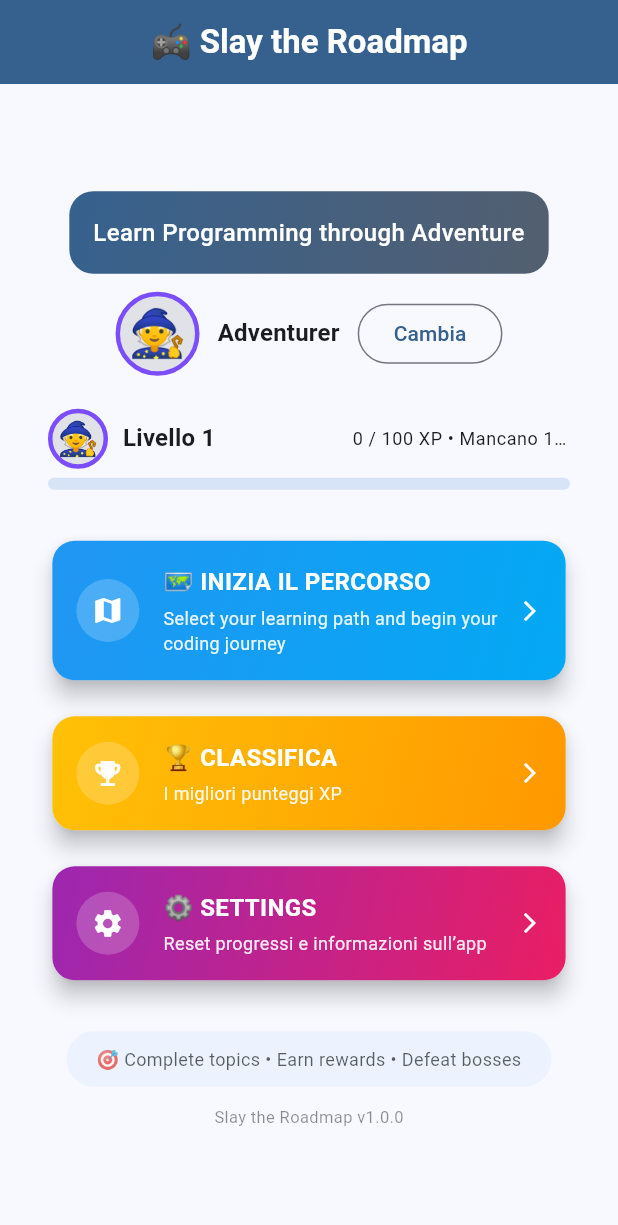
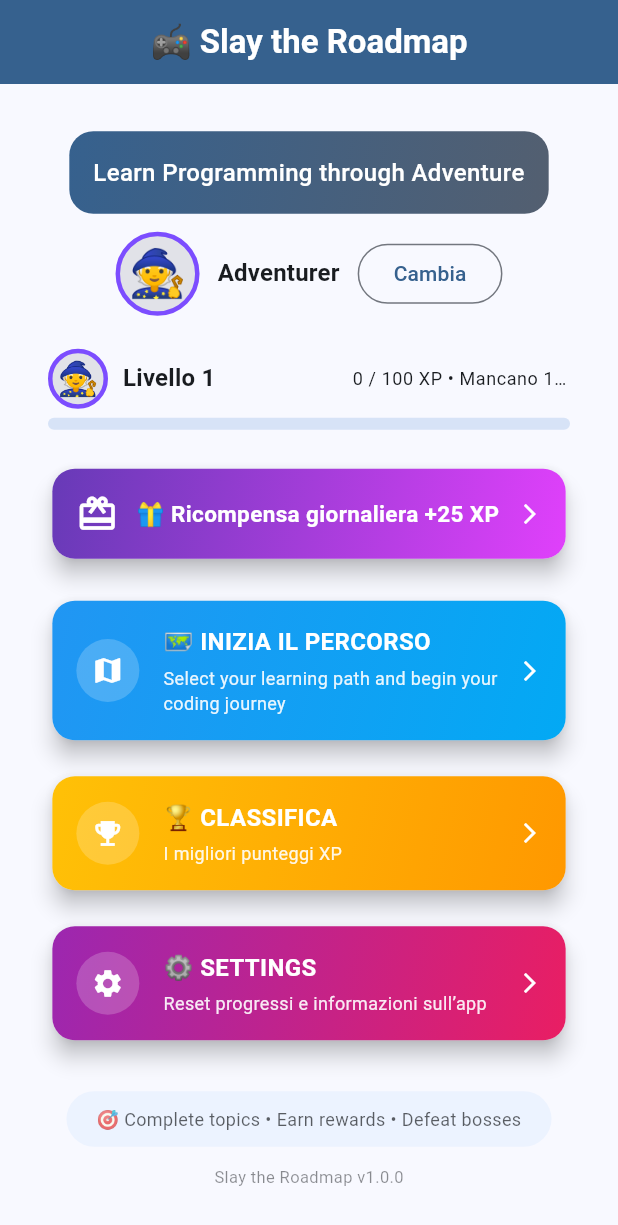
Before and after one commit to Ago95Dev/slay_the_roadmap, a Flutter app: the screen it shows after launch, on a phone screen of 412 x 824 dp. Shown: the top 1225 px of the screen. Run offline on Flutter 3.47's test engine with Material 3 defaults, Android fonts, the phone set to English and light mode, and no system bars; our stand-ins replace equatable, shared_preferences.

Commit message:
[Fase 1B/E] Daily reward +25 XP una-tantum e piano Fase 1B chiusa
Contesto: gap CD6 — nessun incentivo al ritorno giornaliero.
Cosa implementa: lastDailyClaim persistito, claimDailyReward +25 XP una volta al giorno, banner Home con conferma; piano aggiornato (Fase 1B A-E chiusa).
Verifica: flutter analyze 0 error, flutter test 173/173 verdi, flutter build linux ok.
Prossimo: F10 (profili locali + login/registrazione).

```diff
--- a/lib/domain/models/player_progress.dart
+++ b/lib/domain/models/player_progress.dart
@@ -51,6 +51,11 @@ class PlayerProgress extends Equatable {
   /// Titolo attivo (Fase 1B-B, default '', persistito): ultimo titolo
   /// di capitolo vinto (niente scelta multipla). '' = nessun titolo.
   final String activeTitle;
+
+  /// Ultimo claim della ricompensa giornaliera (Fase 1B-E, default '',
+  /// persistito): data `yyyy-MM-dd` dell'ultimo claim, '' = mai riscattata.
+  /// I save vecchi senza questo campo ripartono da '' (claim disponibile).
+  final String lastDailyClaim;
 
   /// Icone avatar tra cui scegliere (emoji semplici, tema fantasy).
   static const List<String> avatarIcons = ['🧙', '🦊', '🤖'];
@@ -129,6 +134,7 @@ class PlayerProgress extends Equatable {
     this.avatarIconIndex = 0,
     this.avatarFrameIndex = 0,
     this.activeTitle = '',
+    this.lastDailyClaim = '',
   });
 
   factory PlayerProgress.initial() {
@@ -190,6 +196,7 @@ class PlayerProgress extends Equatable {
     int? avatarIconIndex,
     int? avatarFrameIndex,
     String? activeTitle,
+    String? lastDailyClaim,
   }) {
     return PlayerProgress(
       playerId: playerId ?? this.playerId,
@@ -209,6 +216,7 @@ class PlayerProgress extends Equatable {
       avatarIconIndex: avatarIconIndex ?? this.avatarIconIndex,
       avatarFrameIndex: avatarFrameIndex ?? this.avatarFrameIndex,
       activeTitle: activeTitle ?? this.activeTitle,
+      lastDailyClaim: lastDailyClaim ?? this.lastDailyClaim,
     );
   }
 
@@ -234,6 +242,7 @@ class PlayerProgress extends Equatable {
       'avatarIconIndex': avatarIconIndex,
       'avatarFrameIndex': avatarFrameIndex,
       'activeTitle': activeTitle,
+      'lastDailyClaim': lastDailyClaim,
     };
   }
 
@@ -266,6 +275,8 @@ class PlayerProgress extends Equatable {
       avatarIconIndex: (json['avatarIconIndex'] as num?)?.toInt() ?? 0,
       avatarFrameIndex: (json['avatarFrameIndex'] as num?)?.toInt() ?? 0,
       activeTitle: (json['activeTitle'] as String?) ?? '',
+      // Fase 1B-E: default '' per i save vecchi (claim disponibile).
+      lastDailyClaim: (json['lastDailyClaim'] as String?) ?? '',
     );
   }
 
@@ -407,5 +418,6 @@ class PlayerProgress extends Equatable {
     avatarIconIndex,
     avatarFrameIndex,
     activeTitle,
+    lastDailyClaim,
   ];
 }
--- a/lib/ui/screens/home_screen.dart
+++ b/lib/ui/screens/home_screen.dart
@@ -52,6 +52,10 @@ class HomeScreen extends StatelessWidget {
                 PlayerHud(
                   progress: context.watch<PlayerViewModel>().progress,
                 ),
+                const SizedBox(height: 12),
+
+                // Ricompensa giornaliera (Fase 1B-E): solo se disponibile.
+                _buildDailyRewardBanner(context),
                 const SizedBox(height: 20),
 
                 // Menu Cards Column
@@ -129,6 +133,74 @@ class HomeScreen extends StatelessWidget {
           child: const Text('Cambia'),
         ),
       ],
+    );
+  }
+
+  /// Banner ricompensa giornaliera (Fase 1B-E, locale): visibile solo se
+  /// il claim di oggi è disponibile. Tap = claim + SnackBar di conferma.
+  Widget _buildDailyRewardBanner(BuildContext context) {
+    final playerVm = context.watch<PlayerViewModel>();
+    if (!playerVm.isDailyRewardAvailable) return const SizedBox.shrink();
+    final screenWidth = MediaQuery.of(context).size.width;
+    final cardWidth = screenWidth > 600 ? 400.0 : screenWidth * 0.85;
+    return SizedBox(
+      width: cardWidth,
+      child: Card(
+        key: const Key('home_daily_reward'),
+        elevation: 6,
+        shape: RoundedRectangleBorder(
+          borderRadius: BorderRadius.circular(15),
+        ),
+        child: InkWell(
+          key: const Key('home_daily_reward_tap'),
+          borderRadius: BorderRadius.circular(15),
+          onTap: () {
+            final claimed = context.read<PlayerViewModel>().claimDailyReward();
+            if (!context.mounted) return;
+            ScaffoldMessenger.of(context).showSnackBar(
+              SnackBar(
+                content: Text(
+                  claimed
+                      ? '🎁 Ricompensa riscattata! +${PlayerViewModel.dailyRewardXp} XP'
+                      : 'Già riscattata oggi, torna domani!',
+                ),
+              ),
+            );
+          },
+          child: Container(
+            padding: const EdgeInsets.all(16),
+            decoration: BoxDecoration(
+              gradient: const LinearGradient(
+                colors: [Colors.deepPurple, Colors.purpleAccent],
+                begin: Alignment.topLeft,
+                end: Alignment.bottomRight,
+              ),
+              borderRadius: BorderRadius.circular(15),
+            ),
+            child: const Row(
+              children: [
+                Icon(Icons.card_giftcard, color: Colors.white, size: 28),
+                SizedBox(width: 12),
+                Expanded(
+                  child: Text(
+                    '🎁 Ricompensa giornaliera +25 XP',
+                    style: TextStyle(
+                      color: Colors.white,
+                      fontWeight: FontWeight.bold,
+                      fontSize: 15,
+                    ),
+                  ),
+                ),
+                Icon(
+                  Icons.arrow_forward_ios,
+                  color: Colors.white,
+                  size: 16,
+                ),
+              ],
+            ),
+          ),
+        ),
+      ),
     );
   }
 
--- a/lib/ui/view_models/player_view_model.dart
+++ b/lib/ui/view_models/player_view_model.dart
@@ -18,6 +18,16 @@ import '../../domain/models/reward.dart';
 /// Se [persistence] è fornita, ogni mutazione viene salvata in automatico
 /// (fire-and-forget); [load]/[wipe] gestiscono restore e reset manuale.
 class PlayerViewModel with ChangeNotifier {
+  /// XP del bonus giornaliero (Fase 1B-E, locale, una-tantum al giorno).
+  static const int dailyRewardXp = 25;
+
+  /// Data odierna in formato `yyyy-MM-dd` (zero-padded, ora locale).
+  static String dailyDateString(DateTime date) {
+    final m = date.month.toString().padLeft(2, '0');
+    final d = date.day.toString().padLeft(2, '0');
+    return '${date.year}-$m-$d';
+  }
+
   final PersistenceRepository? _persistence;
   PlayerProgress _progress;
   final Set<String> _claimedRewardTopics = {};
@@ -279,6 +289,26 @@ class PlayerViewModel with ChangeNotifier {
     notifyListeners();
   }
 
+  /// True se la ricompensa giornaliera è ancora da riscattare oggi
+  /// (Fase 1B-E, locale): oggi != [PlayerProgress.lastDailyClaim].
+  bool get isDailyRewardAvailable =>
+      _progress.lastDailyClaim != dailyDateString(DateTime.now());
+
+  /// Riscatta il bonus giornaliero (+[dailyRewardXp] XP, una sola volta
+  /// al giorno). Ritorna true al primo claim del giorno, false se già
+  /// riscattata oggi (nessun XP). Il [now] opzionale serve solo ai test.
+  bool claimDailyReward({DateTime? now}) {
+    final today = dailyDateString(now ?? DateTime.now());
+    if (_progress.lastDailyClaim == today) return false;
+    _progress = _progress.copyWith(
+      experience: _progress.experience + dailyRewardXp,
+      lastDailyClaim: today,
+    );
+    _autosave();
+    notifyListeners();
+    return true;
+  }
+
   /// Ripristina il save da [persistence]; ritorna false se assente.
   Future<bool> load() async {
     final persistence = _persistence;
```
Also changed, not shown: 3 other files.
